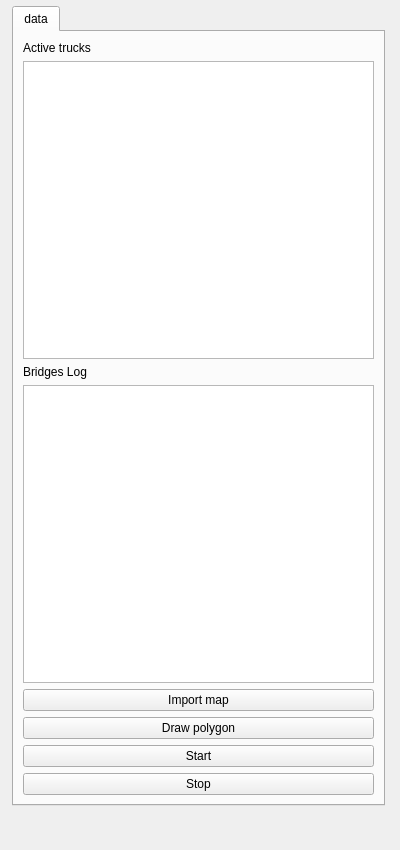
pimklaassen/GEO1005, file DispatchHero/spatial_decision_dockwidget_base_extra.ui: the form before one commit.
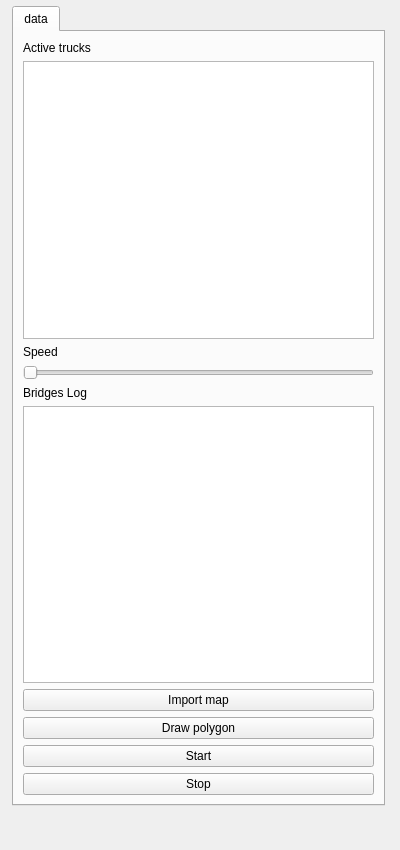
The form after the commit.

The edit to the form file:
```diff
--- a/DispatchHero/spatial_decision_dockwidget_base_extra.ui
+++ b/DispatchHero/spatial_decision_dockwidget_base_extra.ui
@@ -59,6 +59,20 @@
       <item>
        <widget class="QListWidget" name="trucksList"/>
       </item>
+      <item>
+       <widget class="QLabel" name="label">
+        <property name="text">
+         <string>Speed</string>
+        </property>
+       </widget>
+      </item>
+      <item>
+       <widget class="QSlider" name="horizontalSlider">
+        <property name="orientation">
+         <enum>Qt::Horizontal</enum>
+        </property>
+       </widget>
+      </item>
       <item>
        <widget class="QLabel" name="bridges">
         <property name="text">
```
